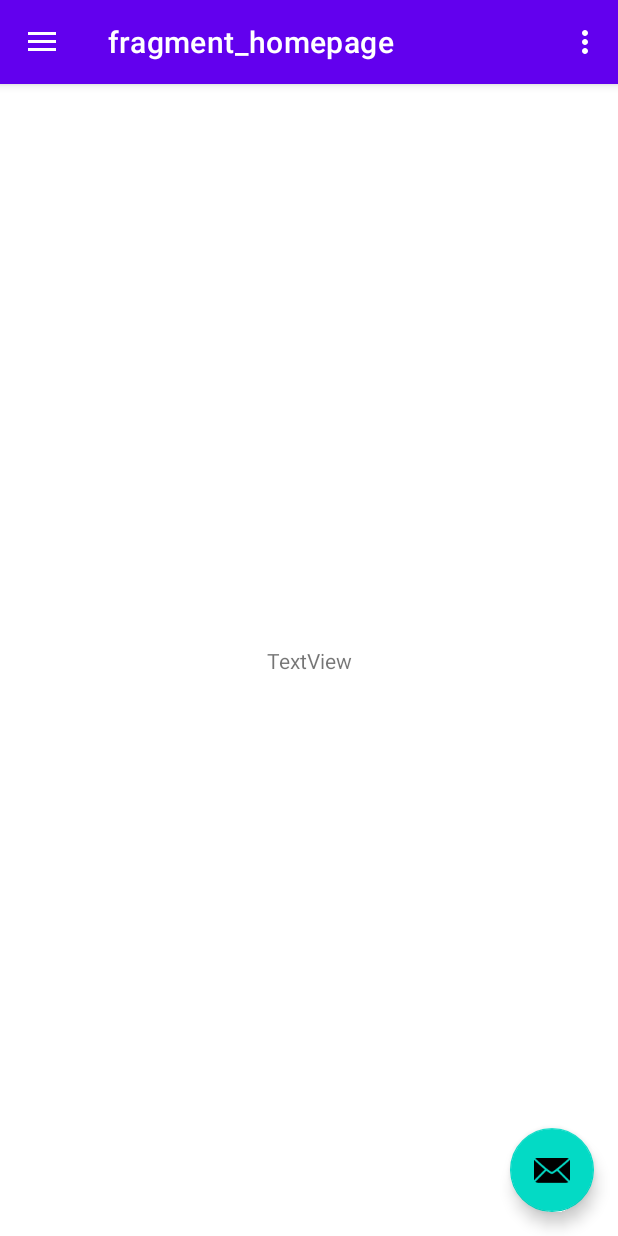
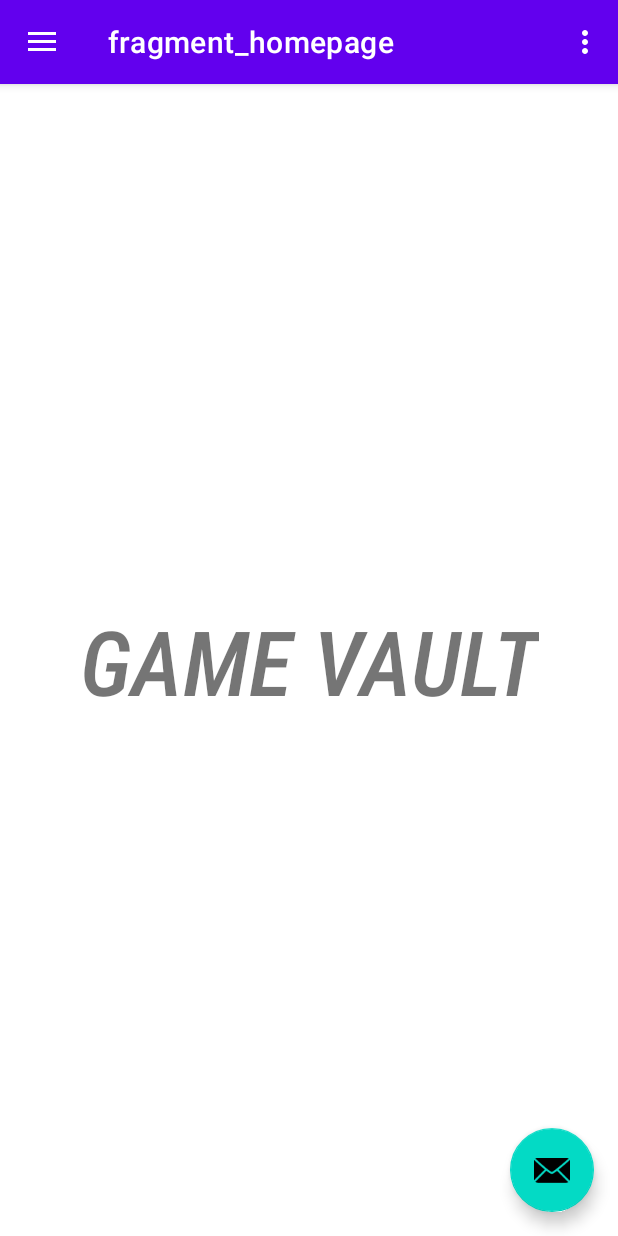
Before and after one commit to connor48236/MAD405-Android-Development3-Finial-The-Game-Vault, an Android app: the screen it shows after launch (MainActivity), on a phone screen of 412 x 824 dp. Run offline under Robolectric (Android 15) with nearby library versions, the phone set to English and light mode, and no system bars; our stand-ins replace navigation-ui.

Commit message:
set up the home page again

```diff
--- a/app/src/main/res/layout/fragment_homepage.xml
+++ b/app/src/main/res/layout/fragment_homepage.xml
@@ -11,7 +11,12 @@
         android:id="@+id/textView2"
         android:layout_width="wrap_content"
         android:layout_height="wrap_content"
-        android:text="TextView"
+        android:fontFamily="sans-serif-condensed-light"
+        android:text="@string/GameVault"
+        android:textAlignment="center"
+        android:textAllCaps="true"
+        android:textSize="60sp"
+        android:textStyle="bold|italic"
         app:layout_constraintBottom_toBottomOf="parent"
         app:layout_constraintEnd_toEndOf="parent"
         app:layout_constraintStart_toStartOf="parent"
--- a/app/src/main/res/menu/activity_main_drawer.xml
+++ b/app/src/main/res/menu/activity_main_drawer.xml
@@ -11,10 +11,10 @@
         <item
             android:id="@+id/gameListFragment2"
             android:icon="@drawable/ic_baseline_games_24"
-            android:title="@string/menu_gallery" />
+            android:title="@string/menu_GameList" />
         <item
             android:id="@+id/libraryFragment"
             android:icon="@drawable/ic_baseline_bookmark_border_24"
-            android:title="Library" />
+            android:title="@string/menu_Library" />
     </group>
 </menu>
--- a/app/src/main/res/values/strings.xml
+++ b/app/src/main/res/values/strings.xml
@@ -8,8 +8,10 @@
     <string name="action_settings">Settings</string>
 
     <string name="menu_home">Home</string>
-    <string name="menu_gallery">Gallery</string>
-    <string name="menu_slideshow">Slideshow</string>
+    <string name="menu_GameList">Game list</string>
+    <string name="menu_Library">Library</string>
+
+    <string name="GameVault">Game Vault</string>
 
 
 
```
